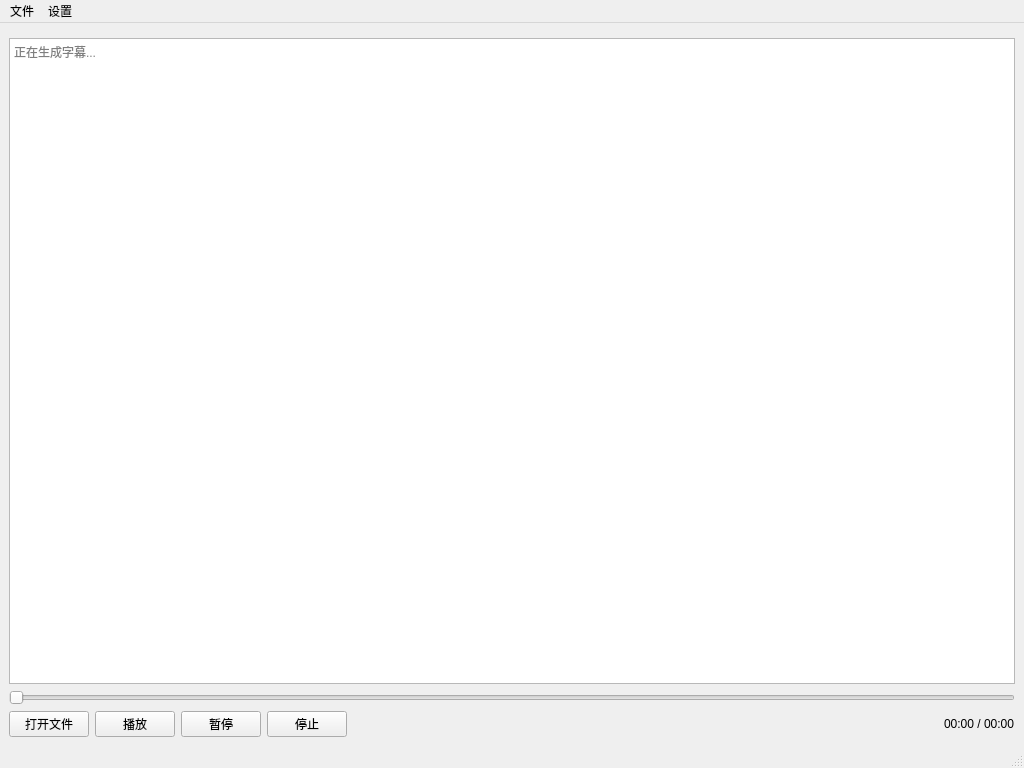
libinghope/QEnPlayer, file forms/mainwindow.ui: the form before one commit.
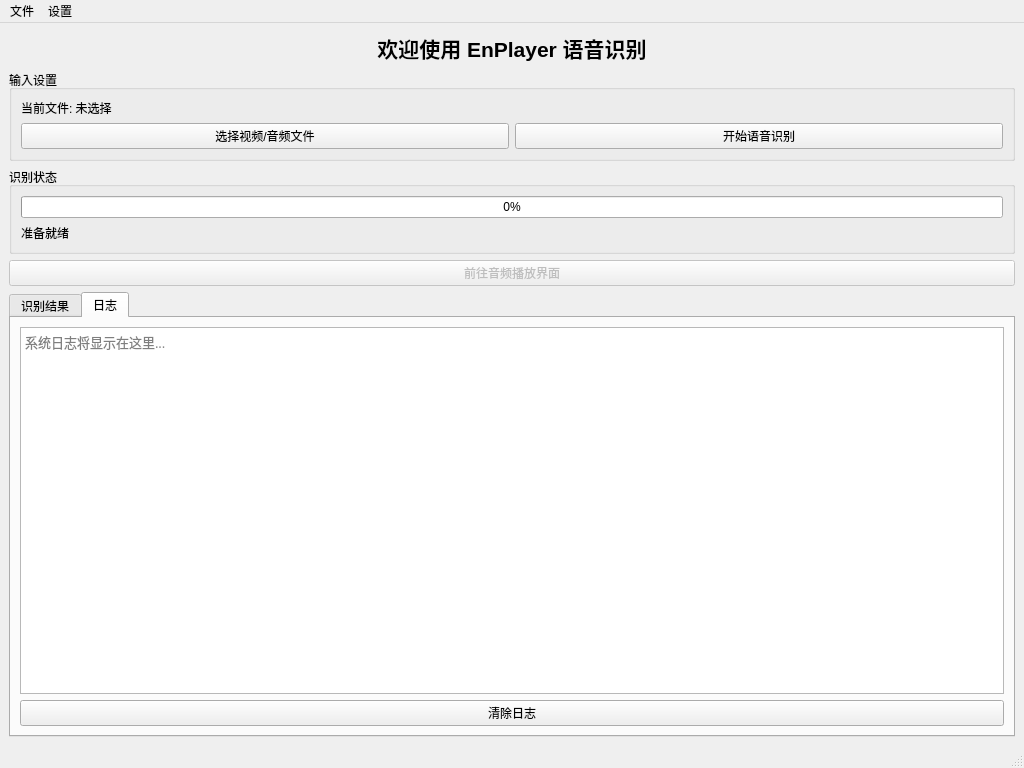
The form after the commit. The open tabs and pages were chosen to show the change.

Commit message:
feat: 实现语音识别与播放功能集成
- 新增PlaybackWindow类实现媒体播放功能
- 重构MainWindow界面为语音识别专用界面
- 优化语音识别流程，增加进度显示
- 添加日志系统记录运行状态
- 实现识别结果与播放界面的数据传递
- 增加FFmpeg可用性检查
- 完善设置管理功能
- 添加测试脚本和测试文件

The edit to the form file:
```diff
--- a/forms/mainwindow.ui
+++ b/forms/mainwindow.ui
@@ -16,79 +16,148 @@
   <widget class="QWidget" name="centralwidget">
    <layout class="QVBoxLayout" name="verticalLayout">
     <item>
-     <widget class="QWidget" name="videoWidget" native="true"/>
+     <widget class="QLabel" name="welcomeLabel">
+      <property name="text">
+       <string>欢迎使用 EnPlayer 语音识别</string>
+      </property>
+      <property name="alignment">
+       <set>Qt::AlignCenter</set>
+      </property>
+      <property name="font">
+       <font>
+        <pointsize>16</pointsize>
+        <weight>75</weight>
+        <bold>true</bold>
+       </font>
+      </property>
+     </widget>
     </item>
     <item>
-     <widget class="QTextEdit" name="subtitleTextEdit">
-      <property name="readOnly">
+     <widget class="QGroupBox" name="inputGroupBox">
+      <property name="title">
+       <string>输入设置</string>
+      </property>
+      <layout class="QVBoxLayout" name="verticalLayout_4">
+       <item>
+        <widget class="QLabel" name="currentFileLabel">
+         <property name="text">
+          <string>当前文件: 未选择</string>
+         </property>
+         <property name="wordWrap">
        <bool>true</bool>
       </property>
-      <property name="placeholderText">
-       <string>正在生成字幕...</string>
-      </property>
-      <property name="maximumHeight">
-       <number>100</number>
-      </property>
      </widget>
     </item>
     <item>
-     <widget class="QSlider" name="positionSlider">
-      <property name="orientation">
-       <enum>Qt::Horizontal</enum>
-      </property>
-     </widget>
-    </item>
-    <item>
-     <layout class="QHBoxLayout" name="horizontalLayout">
+        <layout class="QHBoxLayout" name="horizontalLayout_2">
       <item>
        <widget class="QPushButton" name="openButton">
         <property name="text">
-         <string>打开文件</string>
+            <string>选择视频/音频文件</string>
         </property>
        </widget>
       </item>
       <item>
-       <widget class="QPushButton" name="playButton">
+          <widget class="QPushButton" name="startRecognitionButton">
         <property name="text">
-         <string>播放</string>
+            <string>开始语音识别</string>
         </property>
        </widget>
       </item>
+        </layout>
+       </item>
+      </layout>
+     </widget>
+    </item>
       <item>
-       <widget class="QPushButton" name="pauseButton">
+     <widget class="QGroupBox" name="statusGroupBox">
+      <property name="title">
+       <string>识别状态</string>
+      </property>
+      <layout class="QVBoxLayout" name="verticalLayout_5">
+       <item>
+        <widget class="QProgressBar" name="recognitionProgressBar">
+         <property name="value">
+          <number>0</number>
+         </property>
+         <property name="textVisible">
+          <bool>true</bool>
+         </property>
+        </widget>
+       </item>
+       <item>
+        <widget class="QLabel" name="statusLabel">
         <property name="text">
-         <string>暂停</string>
+          <string>准备就绪</string>
         </property>
        </widget>
       </item>
+      </layout>
+     </widget>
+    </item>
       <item>
-       <widget class="QPushButton" name="stopButton">
+     <widget class="QPushButton" name="goToPlaybackButton">
         <property name="text">
-         <string>停止</string>
-        </property>
+       <string>前往音频播放界面</string>
+      </property>
+      <property name="enabled">
+       <bool>false</bool>
+      </property>
        </widget>
       </item>
       <item>
-       <spacer name="horizontalSpacer">
-        <property name="orientation">
-         <enum>Qt::Horizontal</enum>
-        </property>
-        <property name="sizeHint" stdset="0">
-         <size>
-          <width>40</width>
-          <height>20</height>
-         </size>
-        </property>
-       </spacer>
-      </item>
+     <widget class="QTabWidget" name="tabWidget">
+      <property name="maximumHeight">
+       <number>300</number>
+      </property>
+      <widget class="QWidget" name="subtitleTab">
+       <attribute name="title">
+        <string>识别结果</string>
+       </attribute>
+       <layout class="QVBoxLayout" name="verticalLayout_2">
+        <item>
+         <widget class="QTextEdit" name="subtitleTextEdit">
+          <property name="readOnly">
+           <bool>true</bool>
+          </property>
+          <property name="placeholderText">
+           <string>识别结果将显示在这里...</string>
+          </property>
+         </widget>
+        </item>
+       </layout>
+      </widget>
+      <widget class="QWidget" name="logTab">
+       <attribute name="title">
+        <string>日志</string>
+       </attribute>
+       <layout class="QVBoxLayout" name="verticalLayout_3">
       <item>
-       <widget class="QLabel" name="timeLabel">
+         <widget class="QTextEdit" name="logTextEdit">
+          <property name="readOnly">
+           <bool>true</bool>
+          </property>
+          <property name="placeholderText">
+           <string>系统日志将显示在这里...</string>
+          </property>
+          <property name="font">
+           <font>
+            <family>Monaco</family>
+            <pointsize>10</pointsize>
+           </font>
+          </property>
+         </widget>
+        </item>
+        <item>
+         <widget class="QPushButton" name="clearLogButton">
         <property name="text">
-         <string>00:00 / 00:00</string>
+           <string>清除日志</string>
         </property>
        </widget>
       </item>
      </layout>
+      </widget>
+     </widget>
     </item>
    </layout>
   </widget>
```
Left out of the diff: 2 changed lines with no effect on the pictures. Lines whose indentation alone changed are shown as unchanged. The commit also changes 24 other files.
